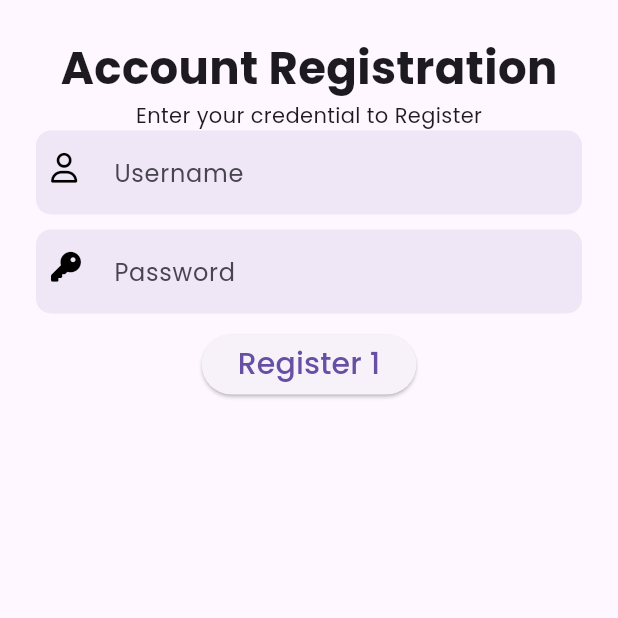
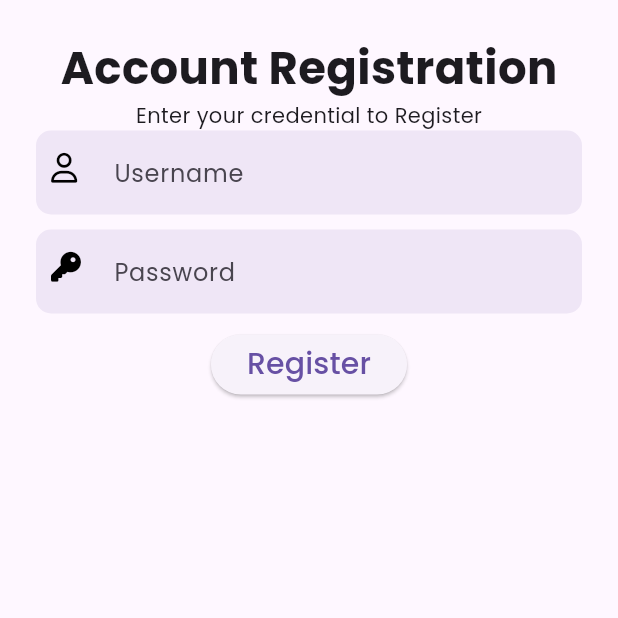
Before and after one commit to Suinan-debug/testingapp, a Flutter app: the HomeView screen opened directly, on a phone screen of 412 x 824 dp, the top half of it. Run offline on Flutter 3.47's test engine with Material 3 defaults, Android fonts, the phone set to English and light mode, and no system bars; our stand-ins replace font_awesome_flutter, google_fonts.

Commit message:
Restore Registration Button

```diff
--- a/lib/screen/home_view.dart
+++ b/lib/screen/home_view.dart
@@ -109,7 +109,7 @@ class _HomeViewState extends State<HomeView> {
         ElevatedButton(
           onPressed: () {},
           child: Text(
-            "Register 1",
+            "Register",
             style: TextStyle(fontSize: 20),
           ),
         )
```
